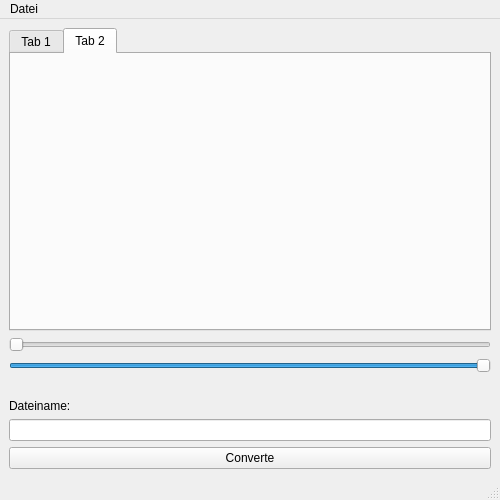
Above: mainwindow.ui from rclarsfull/ImageLight before the change. Below: the same form after it.
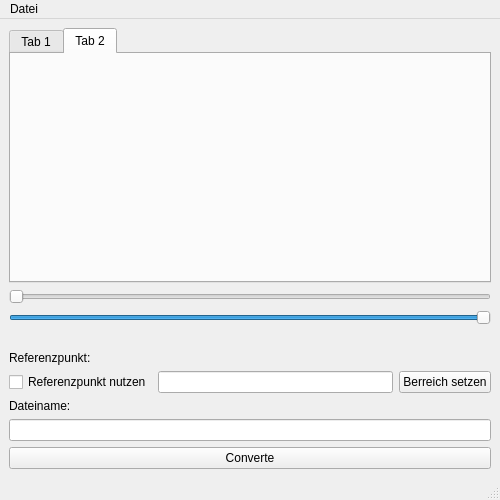
That is the form after the change.

```diff
--- a/mainwindow.ui
+++ b/mainwindow.ui
@@ -80,6 +80,34 @@
       </property>
      </widget>
     </item>
+    <item>
+     <widget class="QLabel" name="label_3">
+      <property name="text">
+       <string>Referenzpunkt:</string>
+      </property>
+     </widget>
+    </item>
+    <item>
+     <layout class="QHBoxLayout" name="horizontalLayout">
+      <item>
+       <widget class="QCheckBox" name="referenceCheckBox">
+        <property name="text">
+         <string>Referenzpunkt nutzen</string>
+        </property>
+       </widget>
+      </item>
+      <item>
+       <widget class="QLineEdit" name="referenceLineEdit"/>
+      </item>
+      <item>
+       <widget class="QPushButton" name="berreichSetzenButton">
+        <property name="text">
+         <string>Berreich setzen</string>
+        </property>
+       </widget>
+      </item>
+     </layout>
+    </item>
     <item>
      <widget class="QLabel" name="label_2">
       <property name="sizePolicy">
```
Left out of the diff: 34 changed lines with no effect on the pictures.
